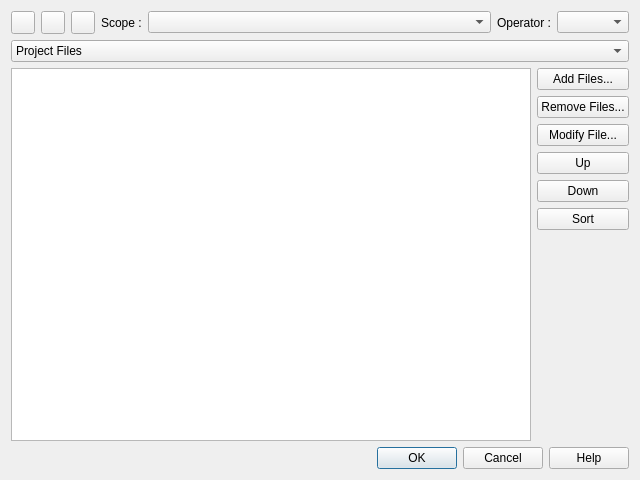
Old version of the form v2/branches/dev/plugins/base/XUP/src/xupmanager/ui/UIXUPProjectEditor.ui in the repository testmana2/mks.
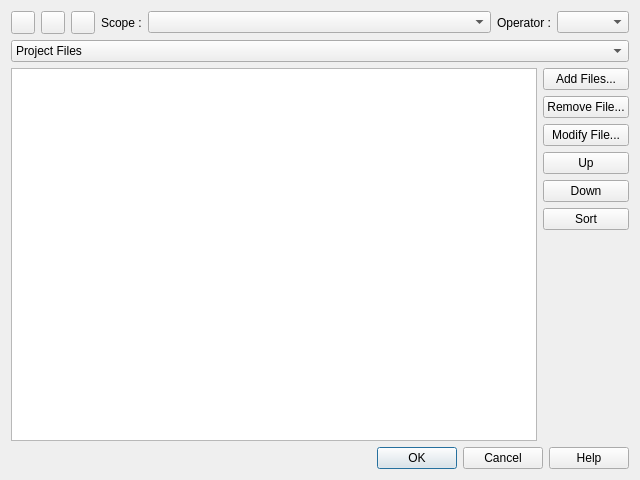
New version of the form. Icons and pictures are not drawn. Custom widgets are drawn as their Qt base class.

Commit message: add filtered model that only show files based variable. add support for removing items

```diff
--- a/v2/branches/dev/plugins/base/XUP/src/xupmanager/ui/UIXUPProjectEditor.ui
+++ b/v2/branches/dev/plugins/base/XUP/src/xupmanager/ui/UIXUPProjectEditor.ui
@@ -175,7 +175,7 @@
        <item row="1" column="1" >
         <widget class="QPushButton" name="pbRemoveProjectFiles" >
          <property name="text" >
-          <string>Remove Files...</string>
+          <string>Remove File...</string>
          </property>
          <property name="icon" >
           <iconset resource="../../resources/XUPManager.qrc" >:/actions/remove.png</iconset>
```
Left out of the diff: 2 changed lines with no effect on the pictures. The commit also changes 2 other files.
